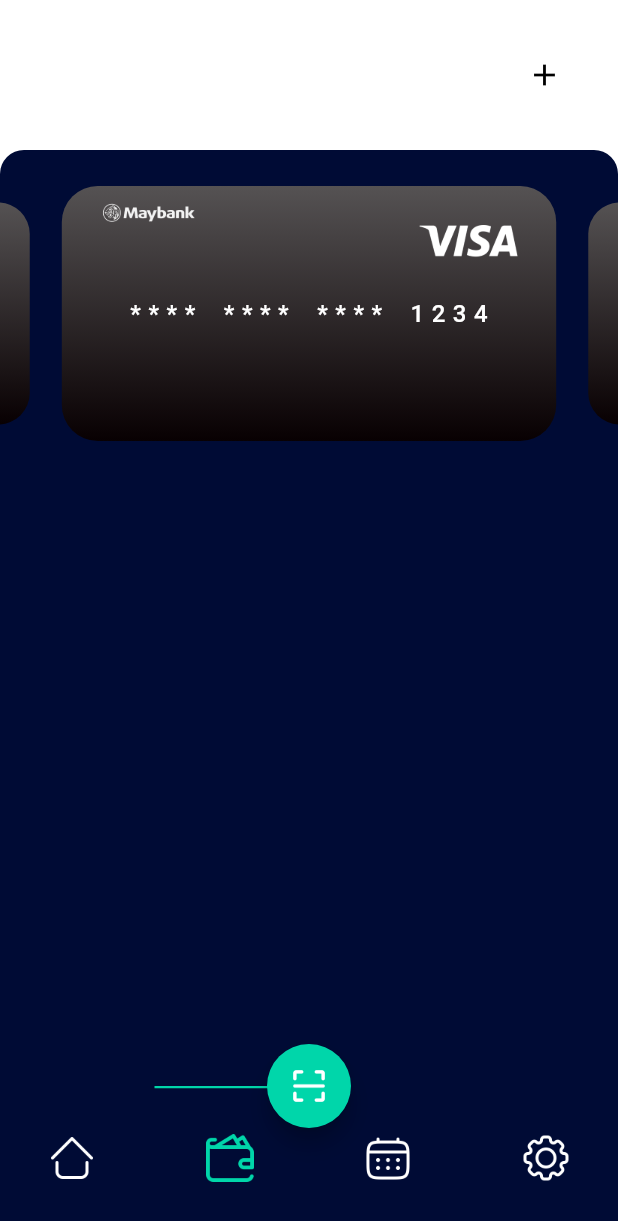
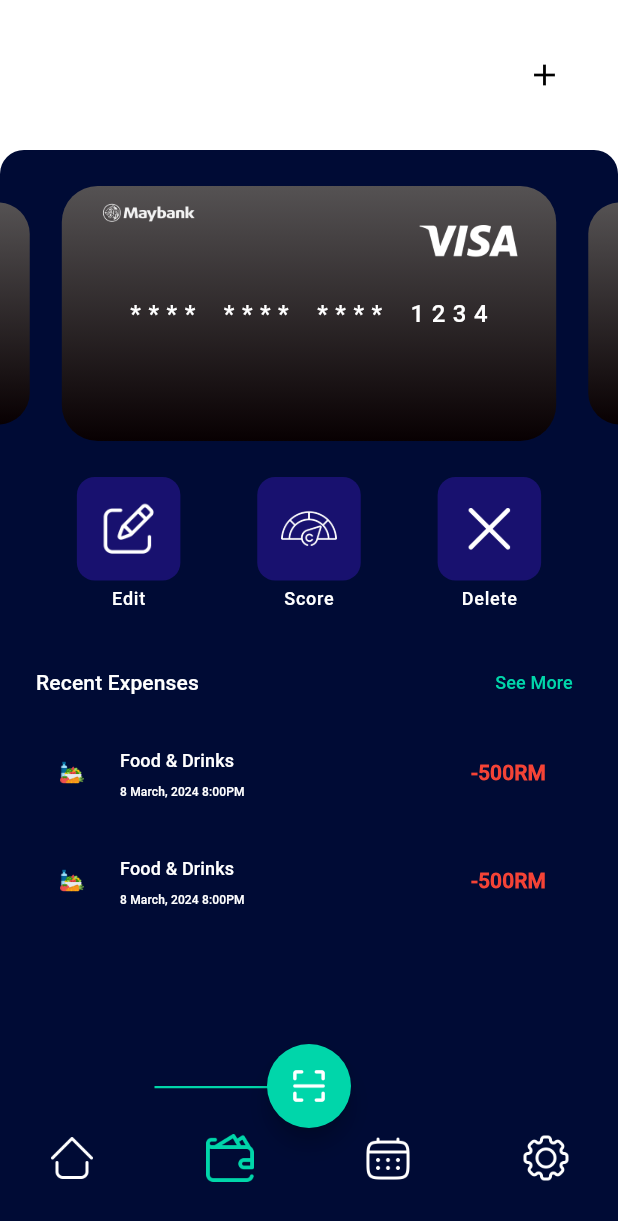
Before and after one commit to AbdElrahmanaymen/Budgetly, a Flutter app: the AppScreen screen opened by its route, item 2 of the bottom bar chosen, on a phone screen of 412 x 824 dp. Shown: the top 1221 px of the screen. Run offline on Flutter 3.47's test engine with Material 3 defaults, Android fonts, the light colour scheme and no system bars; drawn by our look-alikes of carousel_slider; our stand-ins replace dropdown_button2, flutter_bloc, flutter_svg, freezed_annotation, get_it, injectable; network calls fail; project files that could hold a hidden picture were left out.

Commit message:
Finalize Accounts Screen

```diff
--- a/lib/infrastructure/core/assets.dart
+++ b/lib/infrastructure/core/assets.dart
@@ -25,4 +25,7 @@
   static const String userIcon = "assets/images/icons/user.png";
   static const String phoneIcon = "assets/images/icons/phone.png";
   static const String emailIcon = "assets/images/icons/email.png";
+  static const String scoreIcon = 'assets/images/icons/score.png';
+  static const String deleteIcon = 'assets/images/icons/delete.png';
+  static const String foodIcon = 'assets/images/icons/food.png';
 }
--- a/lib/presentation/accounts/accounts_screen.dart
+++ b/lib/presentation/accounts/accounts_screen.dart
@@ -1,4 +1,6 @@
 import 'package:budgetly/infrastructure/core/assets.dart';
+import 'package:budgetly/infrastructure/style/colors.dart';
+import 'package:budgetly/presentation/widgets/buttons.dart';
 import 'package:carousel_slider/carousel_slider.dart';
 import 'package:flutter/material.dart';
 
@@ -9,10 +11,110 @@
   Widget build(BuildContext context) {
     return Column(
       children: [
-        const SizedBox(
+        SizedBox(
           height: 24,
         ),
-        CarouselSlider(
+        AccountsSlider(),
+        SizedBox(
+          height: 24,
+        ),
+        AccountButtonsSection(),
+        SizedBox(
+          height: 24,
+        ),
+        Padding(
+          padding: const EdgeInsets.symmetric(horizontal: 24),
+          child: Column(
+            children: [
+              Row(
+                mainAxisAlignment: MainAxisAlignment.spaceBetween,
+                children: [
+                  Text("Recent Expenses",
+                      style: Theme.of(context)
+                          .textTheme
+                          .titleSmall!
+                          .copyWith(fontWeight: FontWeight.w500)),
+                  TextButton(
+                    style: TextButton.styleFrom(
+                      padding: EdgeInsets.zero,
+                    ),
+                    onPressed: () {},
+                    child: Text(
+                      "See More",
+                      style: Theme.of(context).textTheme.titleSmall!.copyWith(
+                            fontSize: 12,
+                            color: lightGreenColor,
+                          ),
+                    ),
+                  )
+                ],
+              ),
+              ListTile(
+                leading: Image.asset(
+                  height: 16,
+                  Assets.foodIcon,
+                ),
+                title: Text(
+                  "Food & Drinks",
+                  style: Theme.of(context).textTheme.titleSmall!.copyWith(
+                        fontWeight: FontWeight.w500,
+                        fontSize: 12,
+                      ),
+                ),
+                subtitle: Text(
+                  "8 March, 2024 8:00PM",
+                  style: Theme.of(context).textTheme.titleSmall!.copyWith(
+                        fontSize: 8,
+                      ),
+                ),
+                trailing: Text("-500RM",
+                    style: Theme.of(context).textTheme.titleSmall!.copyWith(
+                          fontWeight: FontWeight.w900,
+                          // fontSize: 12,
+                          color: Colors.red,
+                        )),
+              ),
+              ListTile(
+                leading: Image.asset(
+                  height: 16,
+                  Assets.foodIcon,
+                ),
+                title: Text(
+                  "Food & Drinks",
+                  style: Theme.of(context).textTheme.titleSmall!.copyWith(
+                        fontWeight: FontWeight.w500,
+                        fontSize: 12,
+                      ),
+                ),
+                subtitle: Text(
+                  "8 March, 2024 8:00PM",
+                  style: Theme.of(context).textTheme.titleSmall!.copyWith(
+                        fontSize: 8,
+                      ),
+                ),
+                trailing: Text("-500RM",
+                    style: Theme.of(context).textTheme.titleSmall!.copyWith(
+                          fontWeight: FontWeight.w900,
+                          // fontSize: 12,
+                          color: Colors.red,
+                        )),
+              ),
+            ],
+          ),
+        )
+      ],
+    );
+  }
+}
+
+class AccountsSlider extends StatelessWidget {
+  const AccountsSlider({
+    super.key,
+  });
+
+  @override
+  Widget build(BuildContext context) {
+    return CarouselSlider(
       items: [
         Container(
           width: double.infinity,
@@ -64,6 +166,44 @@
         height: 170,
         enlargeCenterPage: true,
       ),
+    );
+  }
+}
+
+class AccountButtonsSection extends StatelessWidget {
+  const AccountButtonsSection({
+    super.key,
+  });
+
+  @override
+  Widget build(BuildContext context) {
+    return Row(
+      mainAxisAlignment: MainAxisAlignment.spaceEvenly,
+      crossAxisAlignment: CrossAxisAlignment.center,
+      children: [
+        BudgetlyButtons.accountIconBtn(
+          context: context,
+          onPressed: () {},
+          icon: Image.asset(
+            Assets.editIcon,
+          ),
+          title: "Edit",
+        ),
+        BudgetlyButtons.accountIconBtn(
+          context: context,
+          onPressed: () {},
+          icon: Image.asset(
+            Assets.scoreIcon,
+          ),
+          title: "Score",
+        ),
+        BudgetlyButtons.accountIconBtn(
+          context: context,
+          onPressed: () {},
+          icon: Image.asset(
+            Assets.deleteIcon,
+          ),
+          title: "Delete",
         ),
       ],
     );
--- a/lib/presentation/settings/screens/edit_profile_screen.dart
+++ b/lib/presentation/settings/screens/edit_profile_screen.dart
@@ -2,7 +2,6 @@
 import 'package:budgetly/infrastructure/style/colors.dart';
 import 'package:budgetly/presentation/widgets/textfields.dart';
 import 'package:flutter/material.dart';
-import 'package:flutter/widgets.dart';
 
 class EditProfileScreen extends StatelessWidget {
   const EditProfileScreen({super.key});
--- a/lib/presentation/widgets/buttons.dart
+++ b/lib/presentation/widgets/buttons.dart
@@ -1,4 +1,9 @@
+import 'dart:ui';
+
+import 'package:budgetly/infrastructure/core/assets.dart';
+import 'package:budgetly/infrastructure/style/colors.dart';
 import 'package:flutter/material.dart';
+import 'package:flutter/widgets.dart';
 
 class BudgetlyButtons {
   static Widget iconButton({
@@ -76,4 +81,39 @@
       ),
     );
   }
+
+  static Widget accountIconBtn({
+    required BuildContext context,
+    required VoidCallback onPressed,
+    required Widget icon,
+    required String title,
+  }) {
+    return Column(
+      children: [
+        SizedBox(
+          height: 69,
+          width: 69,
+          child: IconButton(
+            style: IconButton.styleFrom(
+              backgroundColor: semiBlueColor,
+              padding: const EdgeInsets.all(16),
+              shape: RoundedRectangleBorder(
+                borderRadius: BorderRadius.circular(12),
+              ),
+            ),
+            onPressed: onPressed,
+            icon: icon,
+          ),
+        ),
+        const SizedBox(
+          height: 4,
+        ),
+        Text(
+          title,
+          style:
+              Theme.of(context).textTheme.labelMedium!.copyWith(fontSize: 12),
+        ),
+      ],
+    );
+  }
 }
```
Also changed, not shown: assets/images/icons/delete.png (added), assets/images/icons/food.png (added), assets/images/icons/score.png (added). Lines whose indentation alone changed are shown as unchanged.
